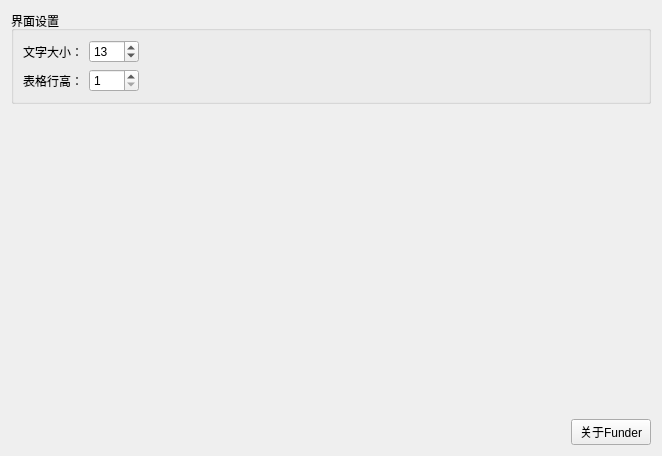
Before: the Qt Designer form src/ui/settings_tab.ui in Ginakira/Funder, drawn with Qt 5.
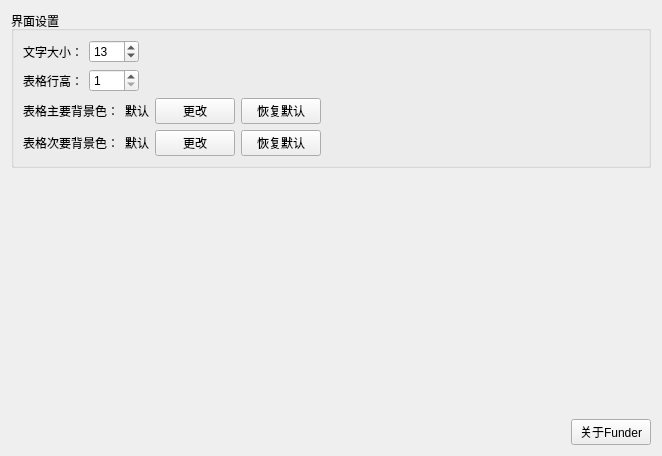
After: the same form once the commit is applied.

Commit message: 新增自定义表格背景色功能

What changed in the file:
```diff
--- a/src/ui/settings_tab.ui
+++ b/src/ui/settings_tab.ui
@@ -13,13 +13,13 @@
   <property name="windowTitle">
    <string>Form</string>
   </property>
-  <layout class="QVBoxLayout" name="verticalLayout">
+  <layout class="QVBoxLayout" name="verticalLayout_2">
    <item>
     <widget class="QGroupBox" name="groupBox">
      <property name="title">
       <string>界面设置</string>
      </property>
-     <layout class="QVBoxLayout" name="verticalLayout_2">
+     <layout class="QVBoxLayout" name="verticalLayout">
       <item>
        <layout class="QHBoxLayout" name="horizontalLayout">
         <item>
@@ -97,6 +97,96 @@
         </item>
        </layout>
       </item>
+      <item>
+       <layout class="QHBoxLayout" name="horizontalLayout_4">
+        <item>
+         <widget class="QLabel" name="label_3">
+          <property name="text">
+           <string>表格主要背景色：</string>
+          </property>
+         </widget>
+        </item>
+        <item>
+         <widget class="QLabel" name="main_background_label">
+          <property name="text">
+           <string>默认</string>
+          </property>
+         </widget>
+        </item>
+        <item>
+         <widget class="QPushButton" name="change_main_background_button">
+          <property name="text">
+           <string>更改</string>
+          </property>
+         </widget>
+        </item>
+        <item>
+         <widget class="QPushButton" name="reset_main_background_button">
+          <property name="text">
+           <string>恢复默认</string>
+          </property>
+         </widget>
+        </item>
+        <item>
+         <spacer name="horizontalSpacer_4">
+          <property name="orientation">
+           <enum>Qt::Horizontal</enum>
+          </property>
+          <property name="sizeHint" stdset="0">
+           <size>
+            <width>40</width>
+            <height>20</height>
+           </size>
+          </property>
+         </spacer>
+        </item>
+       </layout>
+      </item>
+      <item>
+       <layout class="QHBoxLayout" name="horizontalLayout_5">
+        <item>
+         <widget class="QLabel" name="label_4">
+          <property name="text">
+           <string>表格次要背景色：</string>
+          </property>
+         </widget>
+        </item>
+        <item>
+         <widget class="QLabel" name="secondary_background_label">
+          <property name="text">
+           <string>默认</string>
+          </property>
+         </widget>
+        </item>
+        <item>
+         <widget class="QPushButton" name="change_secondary_background_button">
+          <property name="text">
+           <string>更改</string>
+          </property>
+         </widget>
+        </item>
+        <item>
+         <widget class="QPushButton" name="reset_secondary_background_button">
+          <property name="text">
+           <string>恢复默认</string>
+          </property>
+         </widget>
+        </item>
+        <item>
+         <spacer name="horizontalSpacer_5">
+          <property name="orientation">
+           <enum>Qt::Horizontal</enum>
+          </property>
+          <property name="sizeHint" stdset="0">
+           <size>
+            <width>40</width>
+            <height>20</height>
+           </size>
+          </property>
+         </spacer>
+        </item>
+       </layout>
+      </item>
      </layout>
     </widget>
    </item>
```
The commit also changes 7 other files.
